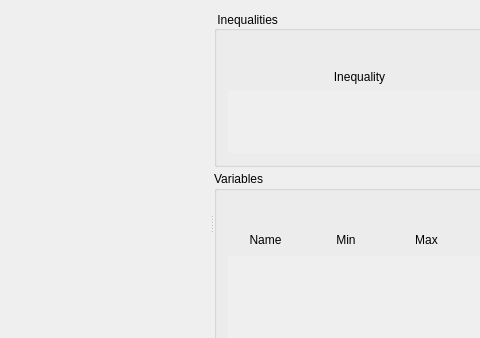
xpcoffee/plotus, file bareminimumplotter.ui: the form before one commit; both pictures show x 223 to 703 and y 0 to 338 of the 1276 by 445 pixel window.
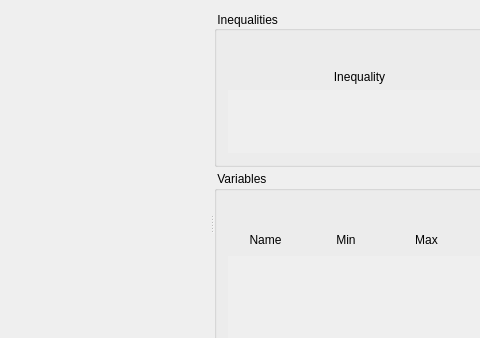
The form after the commit. Custom widgets are drawn as their Qt base class.

Commit message: added error reporting framework. all empty variableInput fields now highlight.

What changed in the file:
```diff
--- a/bareminimumplotter.ui
+++ b/bareminimumplotter.ui
@@ -6,7 +6,7 @@
    <rect>
     <x>0</x>
     <y>0</y>
-    <width>1052</width>
+    <width>1252</width>
     <height>445</height>
    </rect>
   </property>
@@ -16,7 +16,13 @@
   <widget class="QWidget" name="centralWidget">
    <layout class="QHBoxLayout" name="horizontalLayout">
     <item>
-     <widget class="QSplitter" name="splitter_2">
+     <widget class="QSplitter" name="splitter_Main">
+      <property name="cursor">
+       <cursorShape>ArrowCursor</cursorShape>
+      </property>
+      <property name="frameShape">
+       <enum>QFrame::NoFrame</enum>
+      </property>
       <property name="orientation">
        <enum>Qt::Horizontal</enum>
       </property>
@@ -62,7 +68,13 @@
         </item>
        </layout>
       </widget>
-      <widget class="QSplitter" name="splitter">
+      <widget class="QSplitter" name="splitter_Inputs">
+       <property name="cursor">
+        <cursorShape>ArrowCursor</cursorShape>
+       </property>
+       <property name="frameShape">
+        <enum>QFrame::NoFrame</enum>
+       </property>
        <property name="orientation">
         <enum>Qt::Vertical</enum>
        </property>
@@ -207,7 +219,13 @@
        </widget>
        <widget class="QGroupBox" name="groupBox_Variables">
         <property name="title">
-         <string>Variables</string>
+         <string> Variables</string>
+        </property>
+        <property name="flat">
+         <bool>true</bool>
+        </property>
+        <property name="checkable">
+         <bool>false</bool>
         </property>
         <layout class="QVBoxLayout" name="layout_groupBox_Variables">
          <item>
```
Left out of the diff: 7 changed lines with no effect on the pictures. The commit also changes 8 other files.
